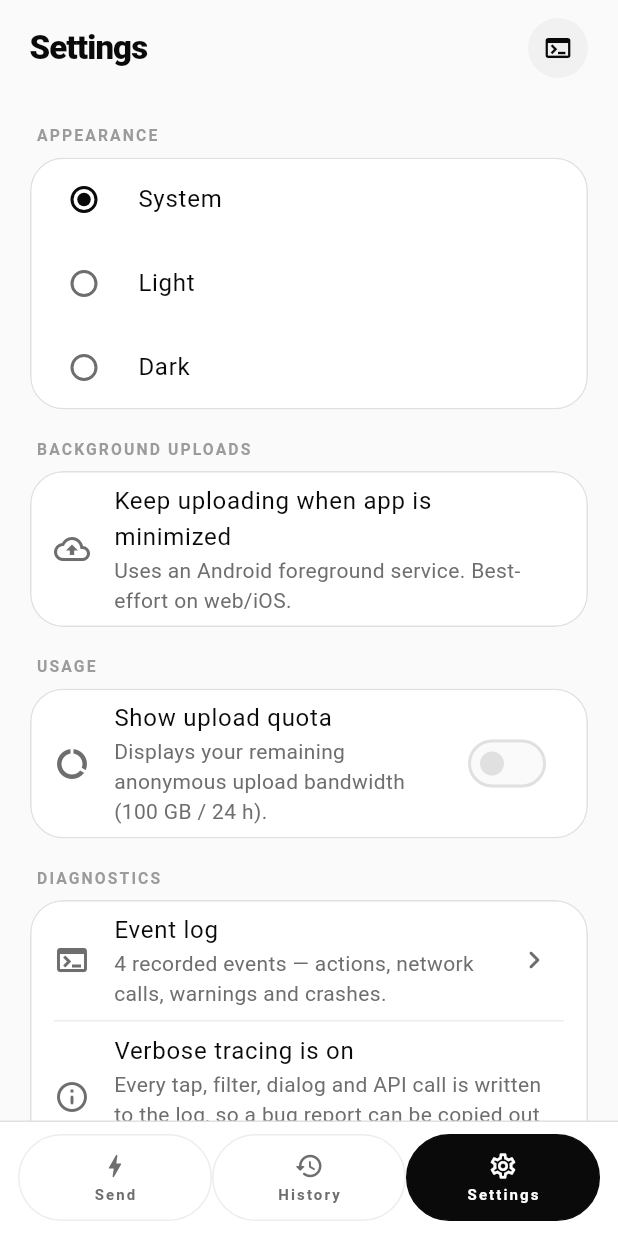
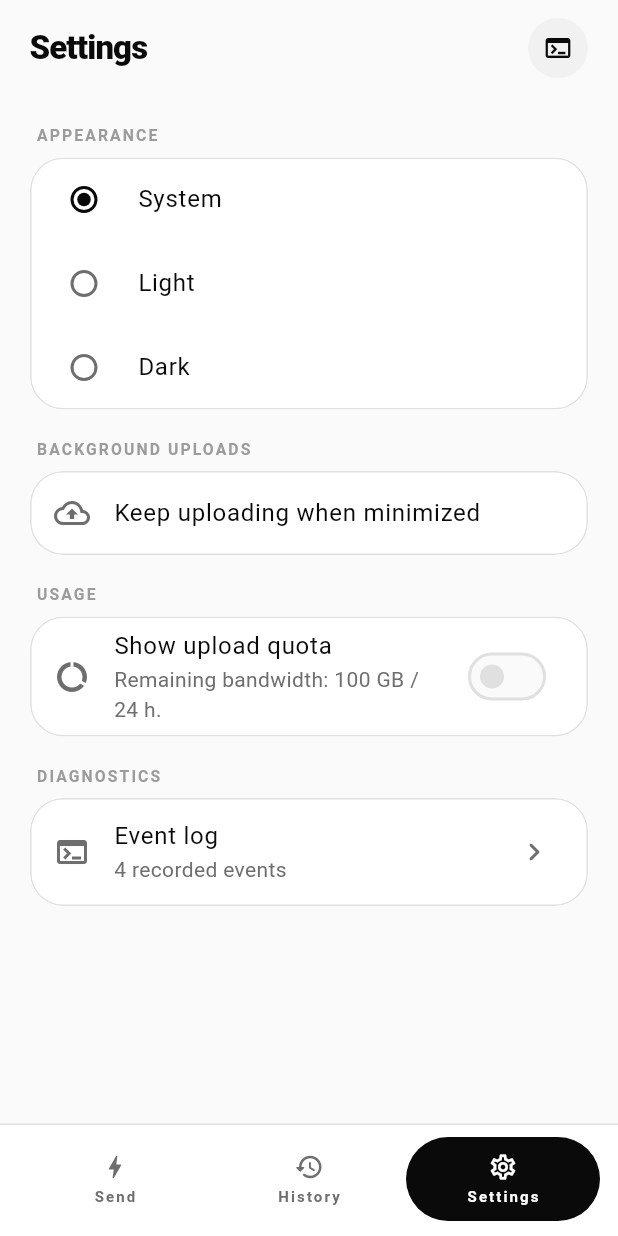
Before and after one commit to umairahmadx/flashshare, a Flutter app: the screen it shows after launch, item 3 of the bottom bar chosen, on a phone screen of 412 x 824 dp. Run offline on Flutter 3.47's test engine with Material 3 defaults, Android fonts, the phone set to English and light mode, and no system bars; our stand-ins replace cached_network_image, dio, file_picker, flutter_cache_manager, fluttertoast, permission_handler and 3 more; missing offline and left inert: flutter_background_service, pdfx, receive_sharing_intent, video_thumbnail.

Commit message:
feat: space history filter rows, trim settings copy, borderless bottom nav

```diff
--- a/lib/ui/history_screen.dart
+++ b/lib/ui/history_screen.dart
@@ -138,6 +138,10 @@ class _HistoryScreenState extends State<HistoryScreen> {
             ],
           ),
         ),
+        // The kind/expiry/sort row and the file-type row are two distinct
+        // filter groups — give them breathing room so the category chips
+        // don't read as a continuation of the first row.
+        const SizedBox(height: AppSpacing.md),
         SizedBox(
           height: 36,
           child: ListView(
--- a/lib/ui/home_page.dart
+++ b/lib/ui/home_page.dart
@@ -463,8 +463,6 @@ class BottomNav extends StatelessWidget {
                   decoration: BoxDecoration(
                     color: i == index ? ink.accent : AppColors.transparent,
                     borderRadius: BorderRadius.circular(AppRadius.pill),
-                    border: Border.all(
-                        color: i == index ? ink.accent : ink.lineSoft),
                   ),
                   child: Column(
                     mainAxisSize: MainAxisSize.min,
--- a/lib/ui/settings_tab.dart
+++ b/lib/ui/settings_tab.dart
@@ -84,9 +84,7 @@ class _SettingsTabState extends State<SettingsTab> {
           margin: EdgeInsets.zero,
           child: ListTile(
             leading: const Icon(Icons.cloud_upload_outlined),
-            title: const Text('Keep uploading when app is minimized'),
-            subtitle: const Text(
-                'Uses an Android foreground service. Best-effort on web/iOS.'),
+            title: const Text('Keep uploading when minimized'),
           ),
         ),
         const _SectionLabel('Usage'),
@@ -97,8 +95,7 @@ class _SettingsTabState extends State<SettingsTab> {
               SwitchListTile(
                 secondary: const Icon(Icons.data_usage_outlined),
                 title: const Text('Show upload quota'),
-                subtitle: const Text(
-                    'Displays your remaining anonymous upload bandwidth (100 GB / 24 h).'),
+                subtitle: const Text('Remaining bandwidth: 100 GB / 24 h.'),
                 value: widget.store.showQuota,
                 onChanged: (v) {
                   AppLog.info('Upload quota display → $v', source: 'ui.settings');
@@ -121,26 +118,13 @@ class _SettingsTabState extends State<SettingsTab> {
         const _SectionLabel('Diagnostics'),
         Card(
           margin: EdgeInsets.zero,
-          child: Column(
-            children: [
-              ListTile(
-                leading: const Icon(Icons.terminal_outlined),
-                title: const Text('Event log'),
-                subtitle: Text(
-                    '${widget.logCount} recorded event${widget.logCount == 1 ? '' : 's'}'
-                    ' — actions, network calls, warnings and crashes.'),
-                trailing: const Icon(Icons.chevron_right_rounded),
-                onTap: widget.onOpenLogs,
-              ),
-              const Divider(height: 1, indent: 16, endIndent: 16),
-              ListTile(
-                leading: const Icon(Icons.info_outline_rounded),
-                title: const Text('Verbose tracing is on'),
-                subtitle: const Text(
-                    'Every tap, filter, dialog and API call is written to the '
-                    'log, so a bug report can be copied out after it happens.'),
-              ),
-            ],
+          child: ListTile(
+            leading: const Icon(Icons.terminal_outlined),
+            title: const Text('Event log'),
+            subtitle: Text(
+                '${widget.logCount} recorded event${widget.logCount == 1 ? '' : 's'}'),
+            trailing: const Icon(Icons.chevron_right_rounded),
+            onTap: widget.onOpenLogs,
           ),
         ),
       ],
```
